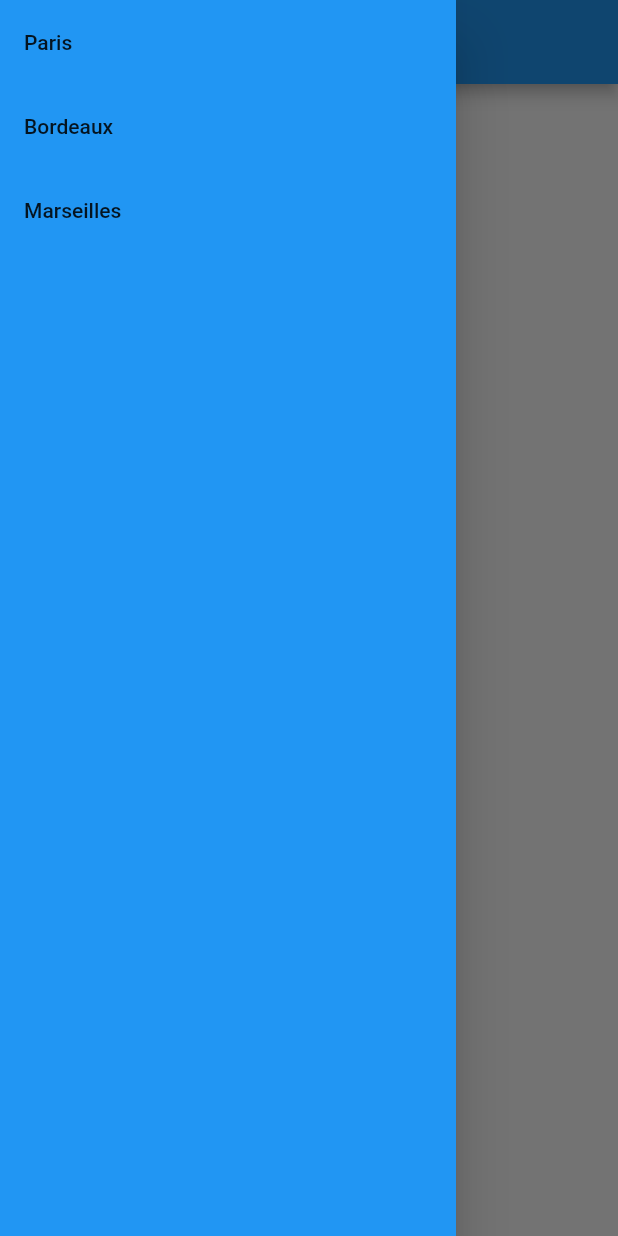
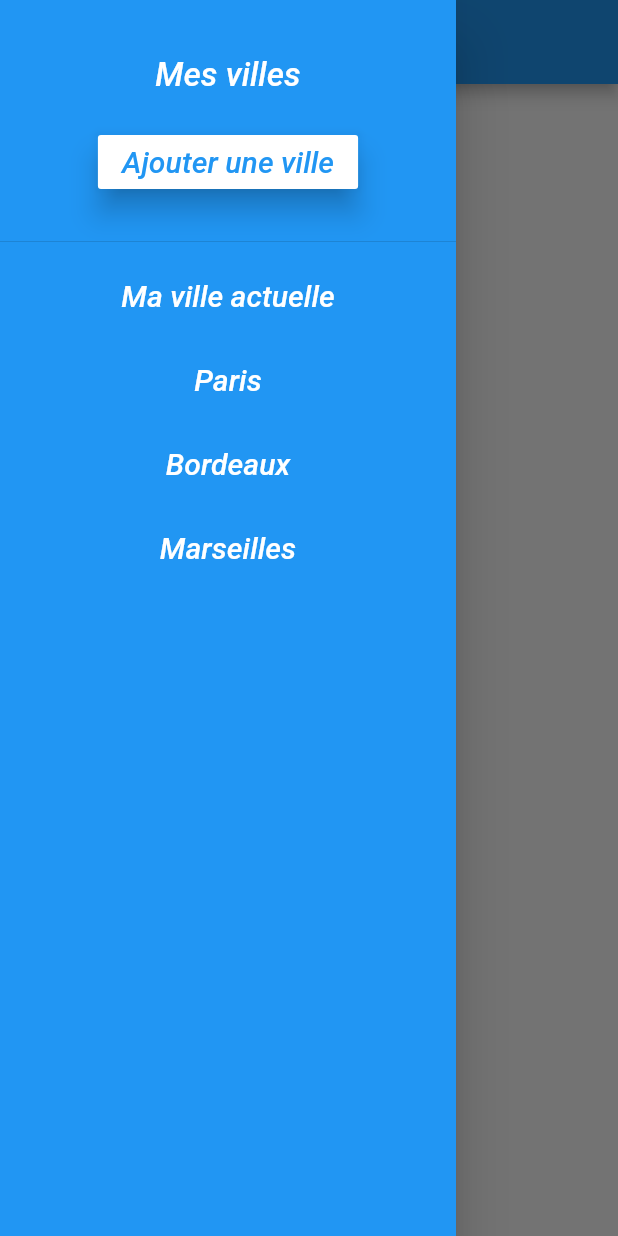
Before and after one commit to fabuloussTeam/LitleApp-Meteo, a Flutter app: the screen it shows after launch, with the side drawer open, on a phone screen of 412 x 824 dp. Run offline on Flutter 3.47's test engine with Material 2 defaults, Android fonts, the phone set to English and light mode, and no system bars.

Commit message:
Selection d'une ville simplement et affichage dans le body: Drawer

```diff
--- a/lib/main.dart
+++ b/lib/main.dart
@@ -1,3 +1,4 @@
+import 'package:flutter/cupertino.dart';
 import 'package:flutter/material.dart';
 
 void main() => runApp(MyApp());
@@ -42,17 +43,48 @@ class _MyHomePageState extends State<MyHomePage> {
       drawer: new Drawer(
         child: new Container(
           child: new ListView.builder(
-              itemCount: villes.length,
+              itemCount: villes.length + 2,
               itemBuilder: (context, i){
+                if(i == 0){
+                  return DrawerHeader(
+                    child: new Column(
+                      mainAxisAlignment: MainAxisAlignment.spaceEvenly,
+                      children: <Widget>[
+                        texteAvecStyle("Mes villes", fontsize: 22.0),
+                        new RaisedButton(
+                          color: Colors.white,
+                          elevation: 8.0,
+                          child: texteAvecStyle("Ajouter une ville", color: Colors.blue),
+                          onPressed: (){
+
+                          },
+                        )
+                      ],
+                    ),
+                  );
+                } else if(i == 1){
                   return new ListTile(
-                    title: new Text(villes[i]),
+                    title: texteAvecStyle("Ma ville actuelle", ),
                     onTap: (){
                       setState(() {
-                        villeChoisit = villes[i];
+                        villeChoisit = null;
                         Navigator.pop(context);
                       });
                     },
                   );
+                } else {
+                  String ville= villes[i - 2];
+                 return new ListTile(
+                     title: texteAvecStyle(ville),
+                     onTap: (){
+                       setState(() {
+                         villeChoisit = ville;
+                         Navigator.pop(context);
+                       });
+                     }
+                 );
+               }
+
               }
           ),
           color: Colors.blue,
@@ -63,8 +95,19 @@ class _MyHomePageState extends State<MyHomePage> {
               (villeChoisit == null) ? "Ville actuelle": villeChoisit,
             style: new TextStyle(color: Colors.black),
           ),
-
       ),
     );
   }
+
+  Text texteAvecStyle(String data, {color: Colors.white, fontsize: 20.0, fontStyle: FontStyle.italic,}){
+    return new Text(
+        data,
+        textAlign: TextAlign.center,
+        style: new TextStyle(
+          color: color,
+          fontSize: fontsize,
+          fontStyle: fontStyle,
+        ),
+    );
+  }
 }
```
